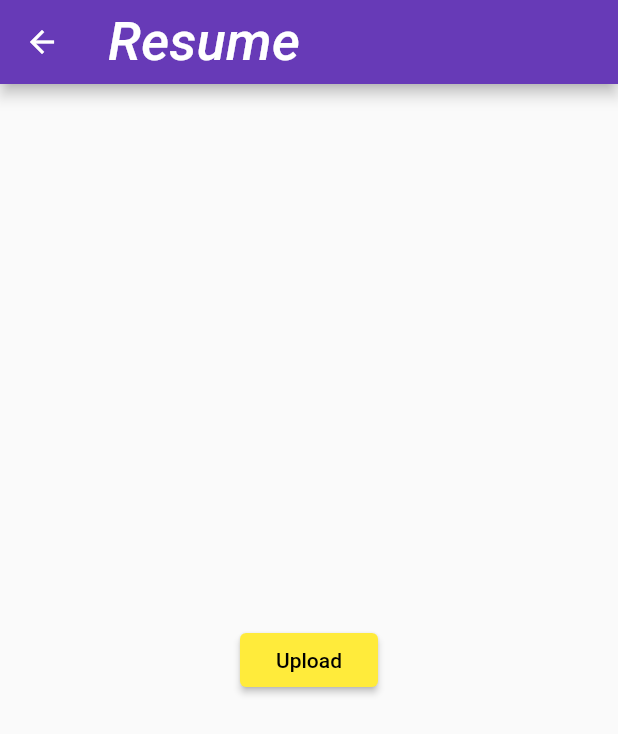
After one commit to Amanullahgit/flutter_phone_authentication, a Flutter app: the FileUploadScreen screen opened directly, after a tap on "Upload", on a phone screen of 412 x 824 dp. The commit adds this screen. Shown: the top 734 px of the screen. Run offline on Flutter 3.47's test engine with Material 2 defaults, Android fonts, the phone set to English and light mode, and no system bars; our stand-ins replace animated_splash_screen, camera, file_picker, firebase_auth, firebase_core, flutter_easyloading and 6 more; missing offline and left inert: timer_button; accounts and stored records are empty; network calls fail; Roboto replaces fonts that are missing (Corben).

Commit message:
File_upload file added + dependencies

```diff
--- /dev/null
+++ b/lib/components/file_upload.dart
@@ -0,0 +1,54 @@
+import 'dart:async';
+import 'dart:io';
+import 'package:flutter/material.dart';
+import 'package:file_picker/file_picker.dart';
+import 'package:supabase/supabase.dart' as supa;
+import '../common/constants.dart';
+
+class FileUploadScreen extends StatefulWidget {
+  FileUploadScreen({Key key}) : super(key: key);
+
+  @override
+  _FileUploadScreenState createState() => _FileUploadScreenState();
+}
+
+class _FileUploadScreenState extends State<FileUploadScreen> {
+  void _onFileUpload() async {
+    final client = supa.SupabaseClient(
+        SupaConstants.supabaseUrl, SupaConstants.supabaseKey);
+
+    var pickedFile = await FilePicker.platform.pickFiles(allowMultiple: false);
+    if (pickedFile != null) {
+      final file = File(pickedFile.files.first.path);
+
+      await client.storage
+          .from("resume")
+          .upload(pickedFile.files.first.name, file)
+          .then((value) {
+        print(">>>>>>>>>>>>>>>>>>> $value");
+      });
+    }
+  }
+
+  @override
+  Widget build(BuildContext context) {
+    return Scaffold(
+        appBar: AppBar(
+          title: Text("Resume"),
+        ),
+        body: Container(
+          width: double.infinity,
+          child: Column(
+              mainAxisAlignment: MainAxisAlignment.center,
+              crossAxisAlignment: CrossAxisAlignment.center,
+              children: [
+                RaisedButton(
+                  onPressed: () {
+                    _onFileUpload();
+                  },
+                  child: Text("Upload"),
+                )
+              ]),
+        ));
+  }
+}
--- a/pubspec.yaml
+++ b/pubspec.yaml
@@ -42,6 +42,7 @@ dependencies:
   supabase: ^0.2.9
   flutter_easyloading: ^3.0.3
   timer_button: ^2.0.0
+  file_picker: ^4.2.3
 
 
 dev_dependencies:
```
Also changed, not shown: lib/components/video_full.dart (+5 -5 lines), pubspec.lock.
